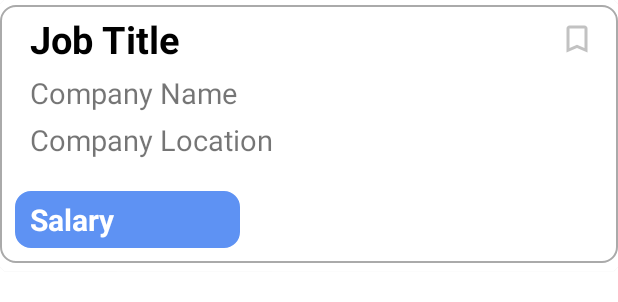
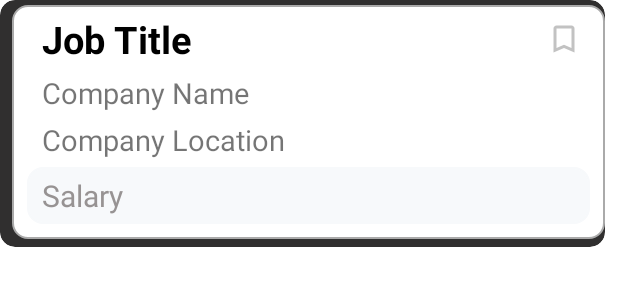
Before and after one commit to Mayur2311/Job-Recruitment, an Android app: the layout user_dashboard_recycleview.xml on its own in the app's theme, with its tools: preview values and no code run, on a phone screen of 412 x 824 dp. Shown: the top 302 px of the screen. Run offline under Robolectric (Android 15) with nearby library versions, the phone set to English and light mode, and no system bars.

Commit message:
Changes made in the application related to network and UI.

```diff
--- a/app/src/main/AndroidManifest.xml
+++ b/app/src/main/AndroidManifest.xml
@@ -1,6 +1,8 @@
 <?xml version="1.0" encoding="utf-8"?>
 <manifest xmlns:android="http://schemas.android.com/apk/res/android"
     package="com.bits.jobhunt">
+
+    <uses-permission android:name="android.permission.INTERNET" />
 
     <application
         android:allowBackup="true"
--- a/app/src/main/res/layout/fragment_dashboard.xml
+++ b/app/src/main/res/layout/fragment_dashboard.xml
@@ -58,7 +58,6 @@
             android:layout_marginRight="10dp"
             android:layout_marginBottom="20dp"
             android:background="@drawable/round_corner"
-            android:cursorVisible="true"
             android:drawableLeft="@drawable/search"
             android:drawableRight="@drawable/filter"
             android:drawablePadding="10dp"
--- a/app/src/main/res/layout/fragment_user_added_post_list.xml
+++ b/app/src/main/res/layout/fragment_user_added_post_list.xml
@@ -15,8 +15,8 @@
         app:layout_constraintTop_toTopOf="parent">
 
         <RelativeLayout
-            android:layout_width="match_parent"
-            android:layout_height="175dp"
+            android:layout_width="wrap_content"
+            android:layout_height="wrap_content"
             android:orientation="vertical"
             android:background="@drawable/round_corner">
 
@@ -39,7 +39,7 @@
                 android:id="@+id/user_savedjob_company_name"
                 android:layout_width="match_parent"
                 android:layout_height="wrap_content"
-                android:layout_below="@id/user_job_title"
+                android:layout_below="@id/user_added_job_title"
                 android:text="Company Name"
                 android:textSize="19sp"
                 android:layout_marginLeft="10dp"
--- a/app/src/main/res/layout/user_dashboard_recycleview.xml
+++ b/app/src/main/res/layout/user_dashboard_recycleview.xml
@@ -2,18 +2,22 @@
 <androidx.cardview.widget.CardView xmlns:android="http://schemas.android.com/apk/res/android"
     android:layout_width="wrap_content"
     android:layout_height="wrap_content"
-    app:cardCornerRadius="5dp"
+    app:cardCornerRadius="10dp"
     android:elevation="4dp"
+    android:layout_marginBottom="10dp"
+    android:backgroundTint="#302F2F"
     xmlns:app="http://schemas.android.com/apk/res-auto">
 
     <ScrollView
-        android:layout_width="match_parent"
-        android:layout_height="match_parent"
+        android:layout_width="395dp"
+        android:layout_height="wrap_content"
+        android:layout_marginBottom="5dp"
         android:layout_marginTop="3dp"
+        android:layout_marginLeft="8dp"
+        android:scrollbars="vertical"
         android:scrollbarAlwaysDrawVerticalTrack="true"
-        android:layout_marginBottom="5dp"
+        app:layout_constraintEnd_toEndOf="parent"
         app:layout_constraintStart_toStartOf="parent"
-        app:layout_constraintEnd_toEndOf="parent"
         app:layout_constraintTop_toTopOf="parent">
 
         <RelativeLayout
@@ -31,8 +35,8 @@
                 android:layout_marginRight="10dp"
                 android:drawableRight="@drawable/save_job"
                 android:paddingLeft="10dp"
+                android:paddingRight="5dp"
                 android:paddingTop="5dp"
-                android:paddingRight="5dp"
                 android:text="Job Title"
                 android:textColor="@color/black"
                 android:textSize="25sp"
@@ -45,8 +49,8 @@
                 android:layout_below="@id/user_dashboard_job_title"
                 android:layout_centerHorizontal="true"
                 android:layout_marginLeft="10dp"
+                android:layout_marginRight="10dp"
                 android:layout_marginTop="5dp"
-                android:layout_marginRight="10dp"
                 android:paddingLeft="10dp"
                 android:text="Company Name"
                 android:textSize="19sp" />
@@ -58,30 +62,29 @@
                 android:layout_below="@id/user_dashboard_company_name"
                 android:layout_centerHorizontal="true"
                 android:layout_marginLeft="10dp"
+                android:layout_marginRight="10dp"
                 android:layout_marginTop="5dp"
-                android:layout_marginRight="10dp"
                 android:paddingLeft="10dp"
                 android:text="Company Location"
                 android:textSize="19sp" />
 
             <TextView
                 android:id="@+id/user_dashboard_salary"
-                android:layout_width="150dp"
+                android:layout_width="401dp"
                 android:layout_height="wrap_content"
                 android:layout_below="@id/user_dashboard_company_location"
+                android:layout_marginBottom="10dp"
                 android:layout_marginLeft="10dp"
-                android:layout_marginTop="21dp"
                 android:layout_marginRight="10dp"
-                android:layout_marginBottom="10dp"
+                android:layout_marginTop="5dp"
                 android:background="@drawable/round_corner"
-                android:backgroundTint="@color/mainapp"
+                android:backgroundTint="#F7F9FB"
+                android:paddingBottom="5dp"
                 android:paddingLeft="10dp"
                 android:paddingTop="5dp"
-                android:paddingBottom="5dp"
                 android:text="Salary"
-                android:textColor="@color/white"
-                android:textSize="20sp"
-                android:textStyle="bold" />
+                android:textColor="#979393"
+                android:textSize="20sp" />
 
         </RelativeLayout>
 
```
Also changed, not shown: app/src/main/java/com/bits/jobhunt/Job_Details.java (+10 -0 lines), app/src/main/java/com/bits/jobhunt/Model.java (+21 -1 lines), app/src/main/java/com/bits/jobhunt/Savedadapter.java (+21 -19 lines), app/src/main/java/com/bits/jobhunt/fragments/DashboardFragment.java (+11 -3 lines), app/src/main/java/com/bits/jobhunt/fragments/Saved_JobFragment.java (+9 -9 lines), app/src/main/java/com/bits/jobhunt/myadapter.java (+0 -34 lines).
